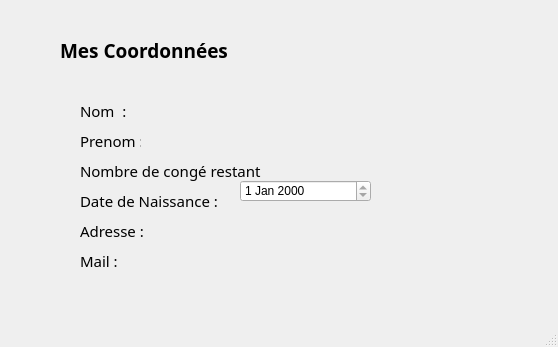
Above: profilui.ui from ElHadjiOumar/GestionConge before the change. Below: the same form after it.
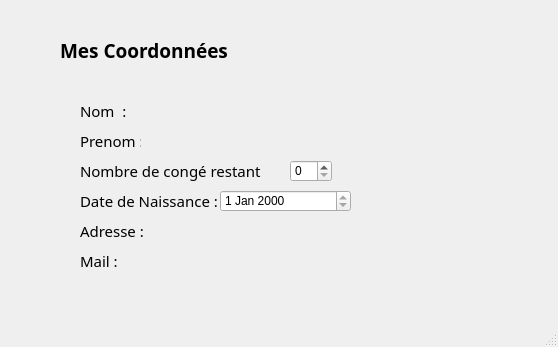
That is the form after the change.

```diff
--- a/profilui.ui
+++ b/profilui.ui
@@ -187,25 +187,6 @@
      <string/>
     </property>
    </widget>
-   <widget class="QLabel" name="label_Conge">
-    <property name="geometry">
-     <rect>
-      <x>270</x>
-      <y>160</y>
-      <width>261</width>
-      <height>21</height>
-     </rect>
-    </property>
-    <property name="font">
-     <font>
-      <family>Myanmar Text</family>
-      <pointsize>11</pointsize>
-     </font>
-    </property>
-    <property name="text">
-     <string/>
-    </property>
-   </widget>
    <widget class="QLabel" name="label_Adresse">
     <property name="geometry">
      <rect>
@@ -247,8 +228,8 @@
    <widget class="QDateEdit" name="dateEdit">
     <property name="geometry">
      <rect>
-      <x>240</x>
-      <y>180</y>
+      <x>220</x>
+      <y>190</y>
       <width>131</width>
       <height>22</height>
      </rect>
@@ -257,6 +238,16 @@
      <bool>true</bool>
     </property>
    </widget>
+   <widget class="QSpinBox" name="spinBox">
+    <property name="geometry">
+     <rect>
+      <x>290</x>
+      <y>160</y>
+      <width>42</width>
+      <height>22</height>
+     </rect>
+    </property>
+   </widget>
   </widget>
   <widget class="QMenuBar" name="menubar">
    <property name="geometry">
```
Left out of the diff: 2 changed lines with no effect on the pictures.
